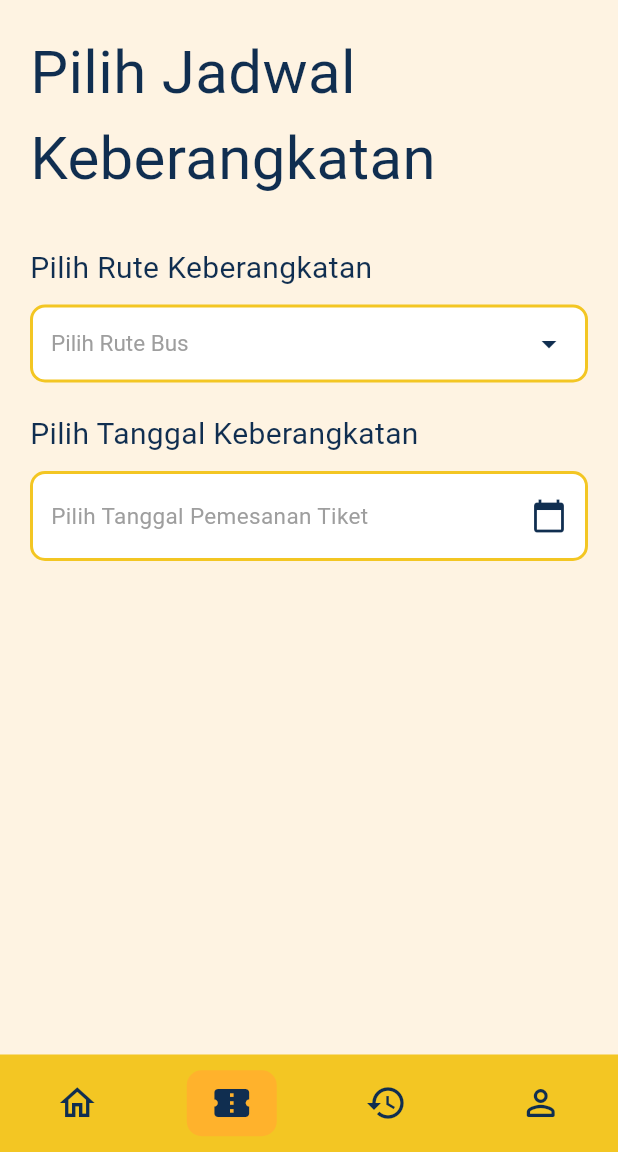
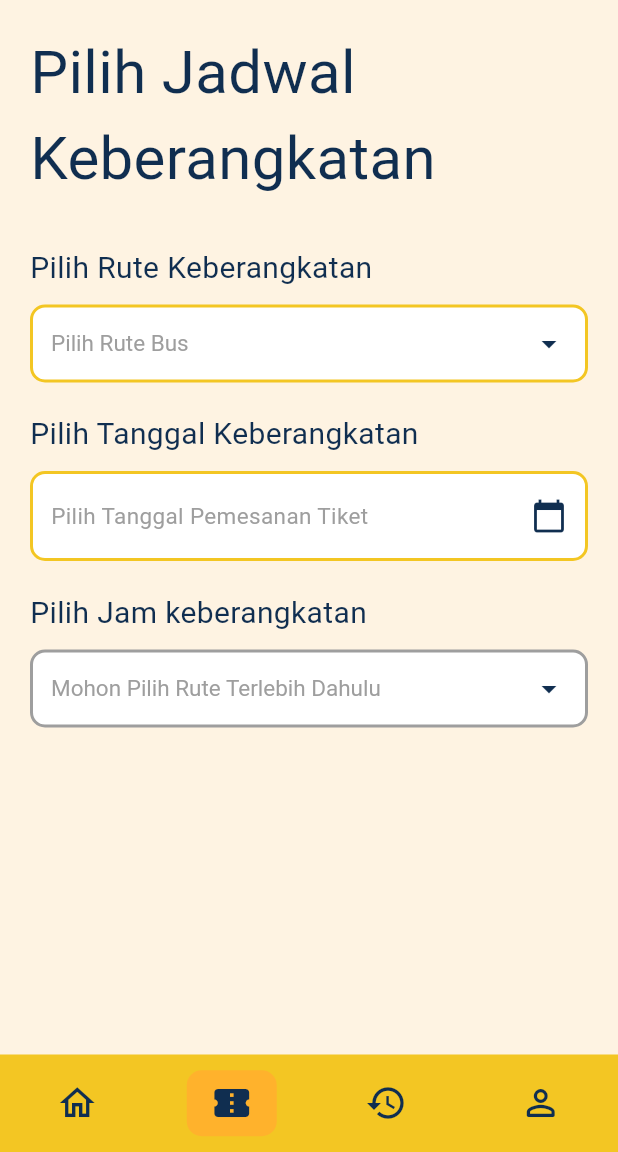
Before and after one commit to SatoshiRenZ/Transify, a Flutter app: the OrderPage screen opened by its route, on a phone screen of 412 x 824 dp, the part 84-1236 px from its top. Run offline on Flutter 3.47's test engine with Material 3 defaults, Android fonts, the phone set to English and light mode, and no system bars; our stand-ins replace google_fonts.

Commit message:
menambahkan fitur pilih jam tiket

```diff
--- a/lib/pages/orderpage/order_page.dart
+++ b/lib/pages/orderpage/order_page.dart
@@ -204,6 +204,61 @@ class OrderPageState extends State<OrderPage> {
             ),
           ),
           const SizedBox(height: 20),
+
+          // Memilih Jam Keberangkatan
+          Text('Pilih Jam keberangkatan', style: AppTextStyles.mainFont20),
+          const SizedBox(height: 10),
+          Container(
+            decoration: BoxDecoration(
+              color: AppColors.box,
+              border: Border.all(
+                color: rutePilihan == null ? Colors.grey : AppColors.secondary,
+                width: 2,
+              ),
+              borderRadius: BorderRadius.circular(10),
+            ),
+            child: DropdownButtonHideUnderline(
+              child: DropdownButton<String>(
+                isExpanded: true,
+                value: waktuPilihan,
+                hint: Padding(
+                  padding: const EdgeInsets.symmetric(horizontal: 12),
+                  child: Text(
+                    rutePilihan == null
+                        ? 'Mohon Pilih Rute Terlebih Dahulu'
+                        : 'Pilih Jam Keberangkatanmu',
+                    style: AppTextStyles.mainFont15.copyWith(
+                      color: Colors.grey,
+                    ),
+                  ),
+                ),
+                icon: Padding(
+                  padding: const EdgeInsets.only(right: 12),
+                  child: Icon(Icons.arrow_drop_down, color: AppColors.mainText),
+                ),
+                style: AppTextStyles.mainFont15,
+                items: waktuTersedia.map((schedule) {
+                  return DropdownMenuItem<String>(
+                    value: schedule['time'],
+                    child: Padding(
+                      padding: const EdgeInsets.symmetric(horizontal: 12),
+                      child: Text('${schedule['name']} - ${schedule['time']}'),
+                    ),
+                  );
+                }).toList(),
+                onChanged: rutePilihan == null
+                ? null
+                : (String? value) {
+                  setState(() {
+                    waktuPilihan = value;
+                  });
+                },
+              ),
+            ),
+          ),
+          const SizedBox(height: 40),
+
+
         ],
       ),
     );
```
